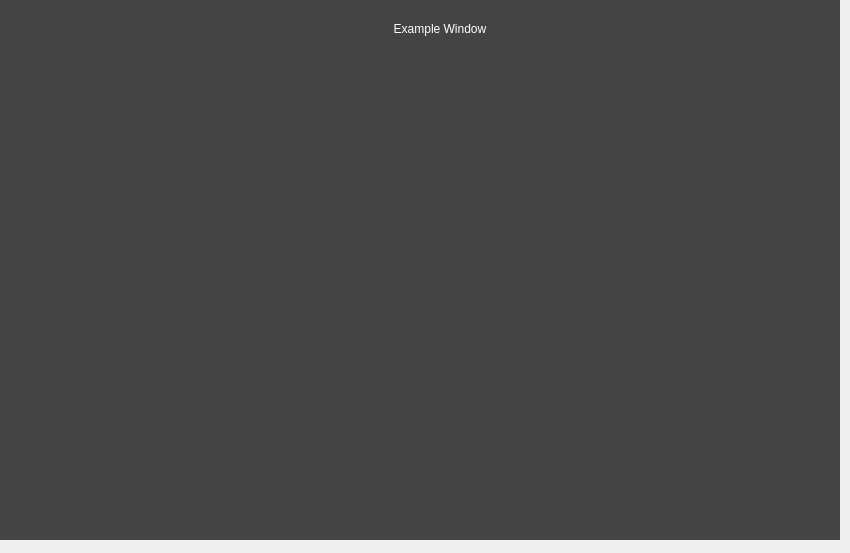
Old version of the form src/qt/forms/qtexamplewindow.ui in the repository gjhiggins/vcoincore.
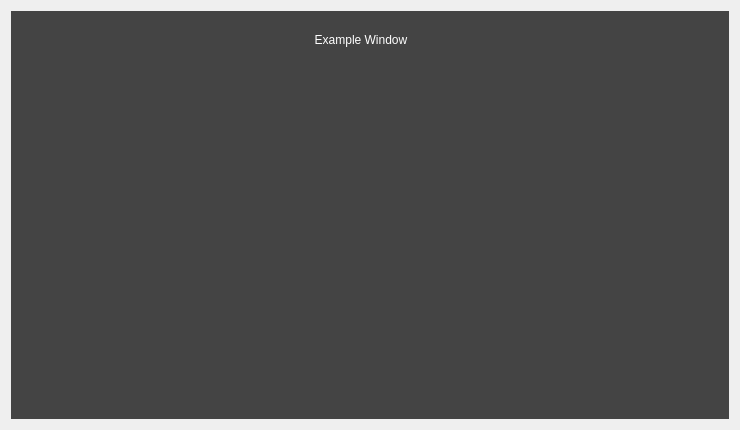
New version of the form.

The edit to the form file:
```diff
--- a/src/qt/forms/qtexamplewindow.ui
+++ b/src/qt/forms/qtexamplewindow.ui
@@ -6,28 +6,16 @@
    <rect>
     <x>0</x>
     <y>0</y>
-    <width>850</width>
-    <height>553</height>
+    <width>740</width>
+    <height>430</height>
    </rect>
   </property>
-  <property name="maximumSize">
-   <size>
-    <width>16777215</width>
-    <height>16777215</height>
-   </size>
-  </property>
   <property name="windowTitle">
    <string>Window</string>
   </property>
+  <layout class="QVBoxLayout" name="verticalLayout_2">
+   <item>
   <widget class="QFrame" name="frame">
-   <property name="geometry">
-    <rect>
-     <x>0</x>
-     <y>0</y>
-     <width>840</width>
-     <height>540</height>
-    </rect>
-   </property>
    <property name="styleSheet">
     <string notr="true">color: white; background: #444444; border: none;</string>
    </property>
@@ -40,7 +28,7 @@
    <widget class="QLabel" name="label_2">
     <property name="geometry">
      <rect>
-      <x>360</x>
+        <x>270</x>
       <y>20</y>
       <width>160</width>
       <height>18</height>
@@ -54,6 +42,8 @@
     </property>
    </widget>
   </widget>
+   </item>
+  </layout>
  </widget>
  <resources/>
  <connections/>
```
Left out of the diff: 6 changed lines with no effect on the pictures. Lines whose indentation alone changed are shown as unchanged.
